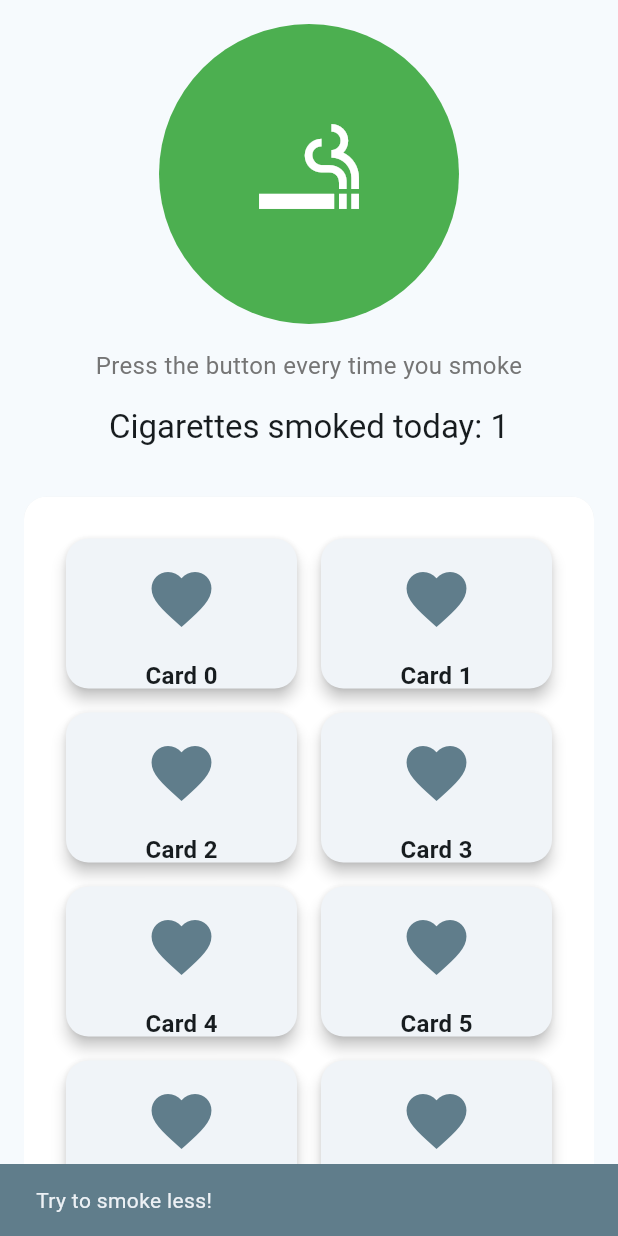
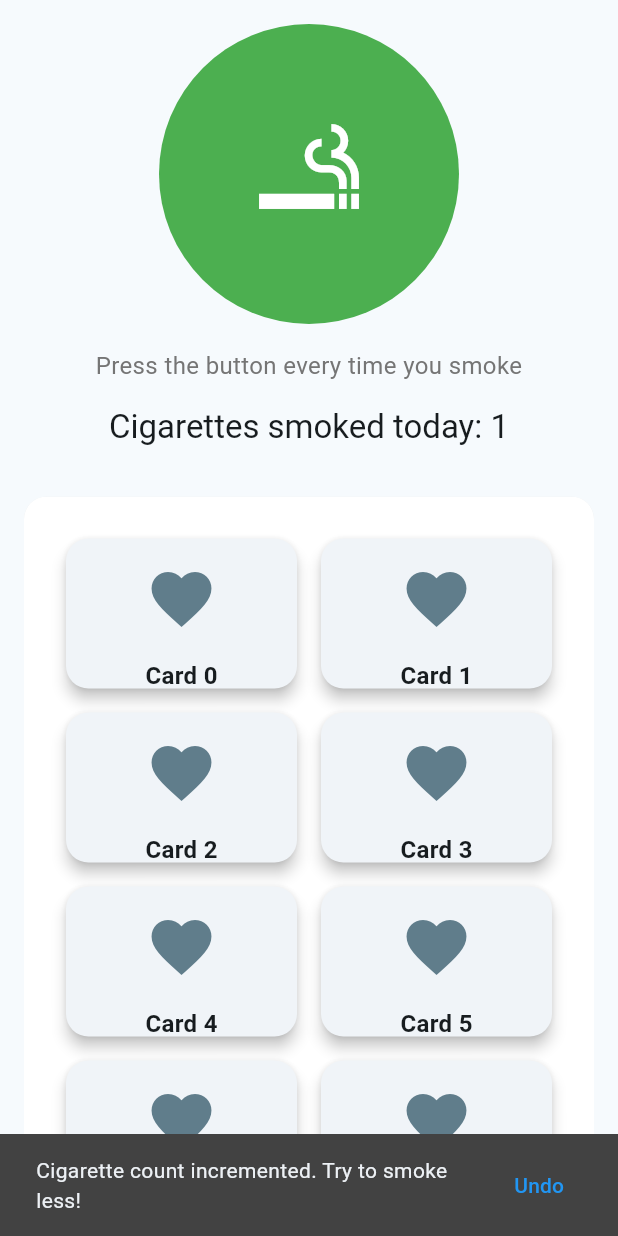
Before and after one commit to edoardop13/myquitbuddy, a Flutter app: the CigaretteTracker screen opened directly, after a tap on the "smoking rooms" icon, on a phone screen of 412 x 824 dp. Run offline on Flutter 3.47's test engine with Material 3 defaults, Android fonts, the light colour scheme and no system bars; our stand-ins replace babstrap_settings_screen, dio, fl_chart, flutter_secure_storage, jwt_decoder, percent_indicator; missing offline and left inert: dio_cache_interceptor; accounts and stored records are empty.

Commit message:
Undo button and SnackBar improvment

```diff
--- a/lib/screens/home/cigaretteTracker.dart
+++ b/lib/screens/home/cigaretteTracker.dart
@@ -1,4 +1,5 @@
 import 'package:flutter/material.dart';
+import 'dart:async';
 import 'cardsGrid.dart';
 import 'package:percent_indicator/linear_percent_indicator.dart';
 
@@ -9,12 +10,20 @@ class CigaretteTracker extends StatefulWidget {
 
 class _CigaretteTrackerState extends State<CigaretteTracker> {
   int _cigaretteCount = 0;
+  int _previousCigaretteCount = 0;
 
   void _incrementCounter() {
     setState(() {
+      _previousCigaretteCount = _cigaretteCount;
       if (_cigaretteCount < 100) _cigaretteCount++;
     });
     _showSnackBar(_getMessage());
+  }
+
+  void _undoAction() {
+    setState(() {
+      _cigaretteCount = _previousCigaretteCount;
+    });
   }
 
   Color _getColor() {
@@ -43,9 +52,14 @@ class _CigaretteTrackerState extends State<CigaretteTracker> {
 
   void _showSnackBar(String message) {
     final snackBar = SnackBar(
-      content: Text(message),
-      duration: Duration(seconds: 2),
-      backgroundColor: Colors.blueGrey,
+      content: Text('Cigarette count incremented. $message'),
+      duration: Duration(seconds: 5),
+      action: SnackBarAction(
+        label: 'Undo',
+        onPressed: _undoAction,
+        textColor: Colors.blue,
+      ),
+      backgroundColor: Colors.grey[800],
     );
     ScaffoldMessenger.of(context).showSnackBar(snackBar);
   }
```
